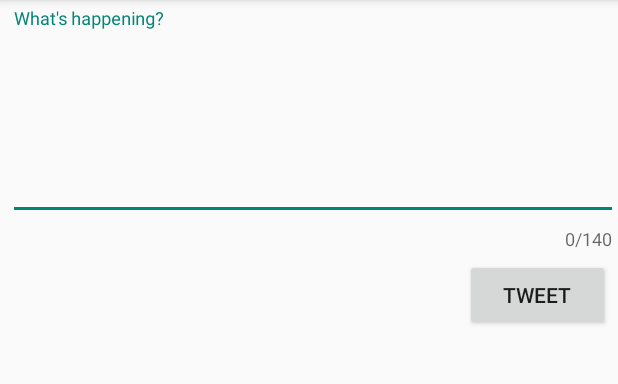
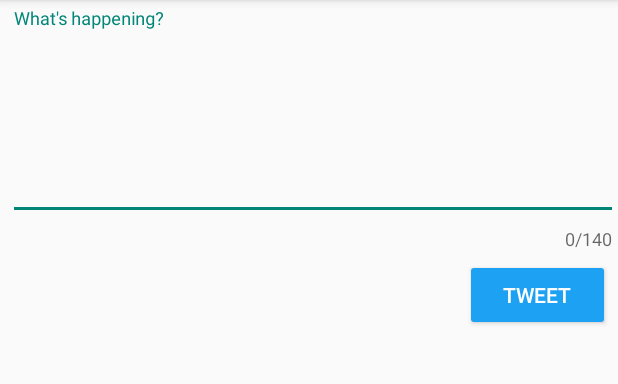
Before and after one commit to EdwinTomy/TwitterApp, an Android app: the TimelineActivity screen opened directly, with no data from a screen before it, after a tap on "Compose", on a phone screen of 412 x 824 dp, the part 84-468 px from its top. Run offline under Robolectric (Android 15) with nearby library versions, the phone set to English and light mode, and no system bars; our stand-ins replace Room's generated code; libraries missing offline, so code that uses them is left out: com.codepath.asynchttpclient, com.facebook.stetho, org.parceler; pictures from the network do not load; 2 statements that could not run were skipped.

Commit message:
Improved UI

```diff
--- a/app/src/main/java/com/codepath/apps/restclienttemplate/TweetsAdapter.java
+++ b/app/src/main/java/com/codepath/apps/restclienttemplate/TweetsAdapter.java
@@ -13,6 +13,7 @@ import androidx.annotation.NonNull;
 import androidx.recyclerview.widget.RecyclerView;
 
 import com.bumptech.glide.Glide;
+import com.bumptech.glide.load.resource.bitmap.RoundedCorners;
 import com.codepath.apps.restclienttemplate.models.Tweet;
 
 import java.text.ParseException;
@@ -94,10 +95,10 @@ public class TweetsAdapter extends RecyclerView.Adapter<TweetsAdapter.ViewHolder
             tvScreenName.setText(tweet.user.screenName);
             userTag.setText(tweet.user.name);
             timeStamp.setText(getRelativeTimeAgo(tweet.createdAt));
-            Glide.with(context).load(tweet.user.profileImageUrl).into(ivProfileImage);
+            Glide.with(context).load(tweet.user.profileImageUrl).transform(new RoundedCorners(30)).into(ivProfileImage);
             Log.i("AdapterIMG", "bind: image url: " + tweet.imgurl);
             if(!tweet.imgurl.isEmpty()) {
-                Glide.with(context).load(tweet.imgurl).into(media);
+                Glide.with(context).load(tweet.imgurl).transform(new RoundedCorners(30)).into(media);
             } else {
                 media.setVisibility(View.GONE);
             }
--- a/app/src/main/java/com/codepath/apps/restclienttemplate/models/User.java
+++ b/app/src/main/java/com/codepath/apps/restclienttemplate/models/User.java
@@ -17,7 +17,7 @@ public class User {
     public static User fromJson(JSONObject jsonObject) throws JSONException {
         User user = new User();
         user.name = jsonObject.getString("name");
-        user.screenName = jsonObject.getString("screen_name");
+        user.screenName = "@" + jsonObject.getString("screen_name");
         user.profileImageUrl = jsonObject.getString("profile_image_url_https");
         return user;
     }
--- a/app/src/main/res/layout/activity_compose.xml
+++ b/app/src/main/res/layout/activity_compose.xml
@@ -40,5 +40,8 @@
         android:layout_marginStart="310dp"
         android:layout_marginTop="5dp"
         android:layout_marginEnd="5dp"
+        android:backgroundTint="@color/twitter_blue"
+        android:shadowColor="#DFDFDF"
+        android:textColor="#FFFFFF"
         android:text="@string/tweet" />
 </RelativeLayout>
--- a/app/src/main/res/layout/activity_timeline.xml
+++ b/app/src/main/res/layout/activity_timeline.xml
@@ -26,7 +26,8 @@
             android:layout_marginTop="0dp"
             android:layout_marginEnd="0dp"
             android:layout_marginRight="0dp"
-            android:layout_marginBottom="0dp" />
+            android:layout_marginBottom="0dp"
+            android:clipToPadding="true" />
 
     </androidx.swiperefreshlayout.widget.SwipeRefreshLayout>
 </RelativeLayout>
--- a/app/src/main/res/menu/menu_main.xml
+++ b/app/src/main/res/menu/menu_main.xml
@@ -1,10 +1,12 @@
 <?xml version="1.0" encoding="utf-8"?>
 <menu xmlns:app="http://schemas.android.com/apk/res-auto"
-    xmlns:android="http://schemas.android.com/apk/res/android">
+    xmlns:android="http://schemas.android.com/apk/res/android"
+    android:color="@color/twitter_blue">
 
     <item
         android:id="@+id/Compose"
         android:icon="@android:drawable/ic_menu_edit"
         android:title="Compose"
+        android:iconTint="@color/light_gray"
         app:showAsAction="always" />
 </menu>
```
Also changed, not shown: app/src/main/res/layout/activity_login.xml (+9 -2 lines), app/src/main/res/layout/item_tweet.xml (+8 -14 lines).
